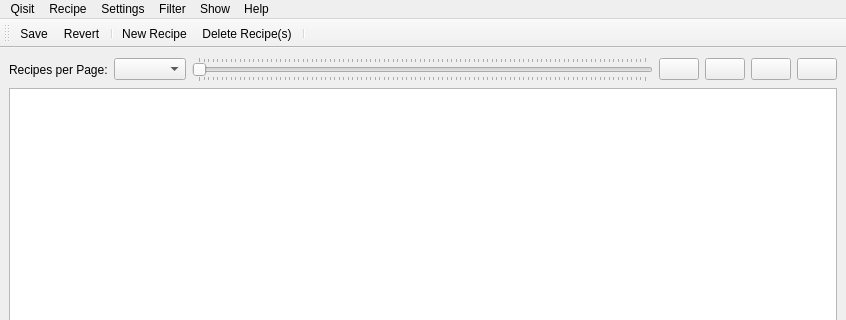
mnowiasz/qisit, file src/qisit/qt/recipelistwindow/ui/recipe_list.ui: the form before one commit; both pictures show x 0 to 846 and y 0 to 320 of the 846 by 600 pixel window.
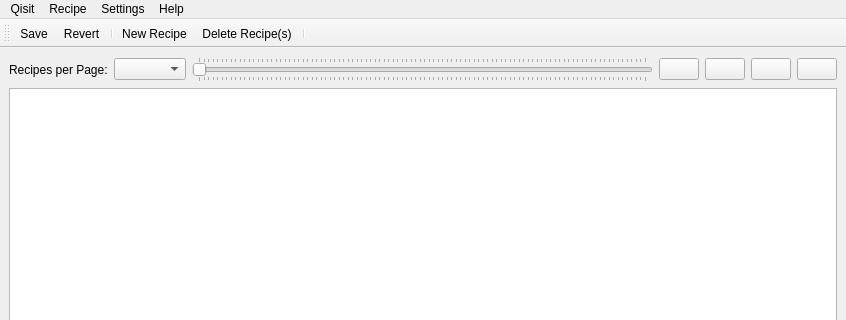
The form after the commit. Icons and pictures are not drawn.

Diff of the .ui file:
```diff
--- a/src/qisit/qt/recipelistwindow/ui/recipe_list.ui
+++ b/src/qisit/qt/recipelistwindow/ui/recipe_list.ui
@@ -162,11 +162,6 @@
     <addaction name="actionData_editor"/>
     <addaction name="actionQuit"/>
    </widget>
-   <widget class="QMenu" name="menuFilter">
-    <property name="title">
-     <string>Filter</string>
-    </property>
-   </widget>
    <widget class="QMenu" name="menuRecipe">
     <property name="title">
      <string>Recipe</string>
@@ -181,11 +176,6 @@
     <addaction name="actionDelete_Recipe_s"/>
     <addaction name="menuImport_2"/>
    </widget>
-   <widget class="QMenu" name="menuShow">
-    <property name="title">
-     <string>Show</string>
-    </property>
-   </widget>
    <widget class="QMenu" name="menuHelp">
     <property name="title">
      <string>Help</string>
@@ -204,8 +194,6 @@
    <addaction name="menuQisit"/>
    <addaction name="menuRecipe"/>
    <addaction name="menuSettings"/>
-   <addaction name="menuFilter"/>
-   <addaction name="menuShow"/>
    <addaction name="menuHelp"/>
   </widget>
   <widget class="QStatusBar" name="statusbar"/>
```
Left out of the diff: 52 changed lines with no effect on the pictures.
